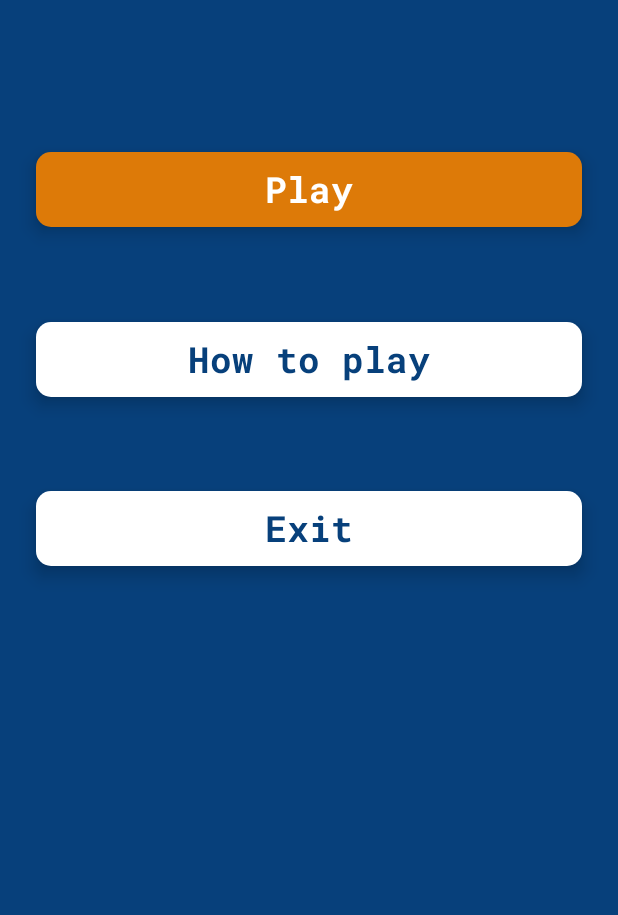
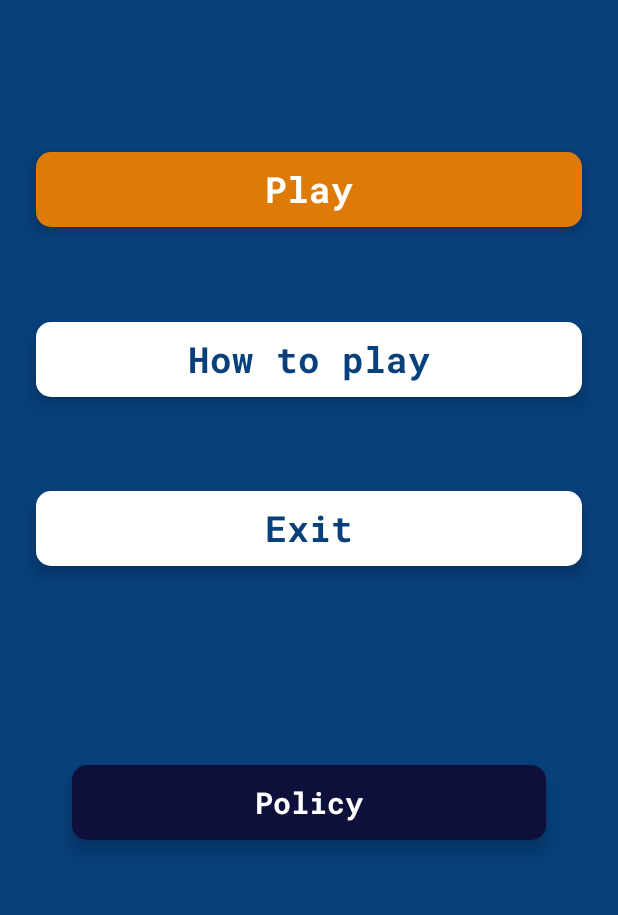
Before and after one commit to MAD-Gaming-Developement/word-wander, an Android app: the screen it shows after launch (MenuActivity), on a phone screen of 412 x 824 dp, the part 301-1216 px from its top. Run offline under Robolectric (Android 15) with nearby library versions, the phone set to English and light mode, and no system bars.

Commit message:
made a separate splash screen

```diff
--- a/app/src/main/java/dev/karl/wordwander/MenuActivity.java
+++ b/app/src/main/java/dev/karl/wordwander/MenuActivity.java
@@ -2,46 +2,21 @@ package dev.karl.wordwander;
 
 import androidx.appcompat.app.AppCompatActivity;
 import androidx.core.content.ContextCompat;
-import androidx.core.splashscreen.SplashScreen;
 
 import android.content.Intent;
 import android.os.Bundle;
-import android.os.Handler;
-import android.os.Looper;
 import android.widget.TextView;
 
-import java.util.Objects;
-
 public class MenuActivity extends AppCompatActivity {
-    SplashScreen splashScreen;
-
     TextView play, howTo, exit, policy;
     @Override
     protected void onCreate(Bundle savedInstanceState) {
-        splashScreen = SplashScreen.installSplashScreen(this);
-
         super.onCreate(savedInstanceState);
         setContentView(R.layout.activity_menu);
 
         getWindow().setStatusBarColor(ContextCompat.getColor(this, R.color.blue));
         getWindow().setNavigationBarColor(ContextCompat.getColor(this, R.color.blue));
 
-        splashScreen.setKeepOnScreenCondition(new SplashScreen.KeepOnScreenCondition() {
-            @Override
-            public boolean shouldKeepOnScreen() {
-                return true;
-            }
-        });
-
-        new Handler(Objects.requireNonNull(Looper.myLooper())).postDelayed(() -> {
-            //
-            splashScreen.setKeepOnScreenCondition(new SplashScreen.KeepOnScreenCondition() {
-                @Override
-                public boolean shouldKeepOnScreen() {
-                    return false;
-                }
-            });
-        }, 2000);
         setButtonsAndListeners();
 
     }
--- /dev/null
+++ b/app/src/main/java/dev/karl/wordwander/Splash.java
@@ -0,0 +1,47 @@
+package dev.karl.wordwander;
+
+import androidx.appcompat.app.AppCompatActivity;
+import androidx.core.content.ContextCompat;
+import androidx.core.splashscreen.SplashScreen;
+
+import android.content.Intent;
+import android.os.Bundle;
+import android.os.Handler;
+import android.os.Looper;
+
+import java.util.Objects;
+
+public class Splash extends AppCompatActivity {
+    SplashScreen splashScreen;
+    @Override
+    protected void onCreate(Bundle savedInstanceState) {
+        splashScreen = SplashScreen.installSplashScreen(this);
+
+        super.onCreate(savedInstanceState);
+        setContentView(R.layout.activity_splash);
+
+        getWindow().setStatusBarColor(ContextCompat.getColor(this, R.color.white));
+        getWindow().setNavigationBarColor(ContextCompat.getColor(this, R.color.white));
+
+        splashScreen.setKeepOnScreenCondition(new SplashScreen.KeepOnScreenCondition() {
+            @Override
+            public boolean shouldKeepOnScreen() {
+                return true;
+            }
+        });
+
+        new Handler(Objects.requireNonNull(Looper.myLooper())).postDelayed(() -> {
+            //
+            splashScreen.setKeepOnScreenCondition(new SplashScreen.KeepOnScreenCondition() {
+                @Override
+                public boolean shouldKeepOnScreen() {
+                    return false;
+                }
+            });
+            Intent i = new Intent(this, MenuActivity.class);
+            //put extra url
+            startActivity(i);
+            finish();
+        }, 2000);
+    }
+}
--- a/app/src/main/java/dev/karl/wordwander/WordsDatasetHelper.java
+++ b/app/src/main/java/dev/karl/wordwander/WordsDatasetHelper.java
@@ -1,5 +1,4 @@
 package dev.karl.wordwander;
-
 
 import android.content.Context;
 
@@ -36,5 +35,5 @@ public class WordsDatasetHelper {
     public static boolean checkIfWordExists(String word){
         return words.containsKey(word.toLowerCase());
     }
-    //AF
+    //Adjust
 }
--- a/app/src/main/res/layout/activity_menu.xml
+++ b/app/src/main/res/layout/activity_menu.xml
@@ -103,7 +103,7 @@
         android:layout_marginHorizontal="24sp"
         />
     <TextView
-        android:visibility="invisible"
+        android:visibility="visible"
         android:id="@+id/tvPolicyBtn"
         android:layout_width="match_parent"
         android:layout_height="50sp"
--- a/app/src/main/res/values/splash.xml
+++ b/app/src/main/res/values/splash.xml
@@ -2,8 +2,7 @@
 <resources xmlns:tools="http://schemas.android.com/tools">
     <style name="Theme.App.Starting" parent="Theme.SplashScreen">
         <item name="windowSplashScreenBackground" tools:targetApi="s">@color/dark_blue</item>
-        <item name="windowSplashScreenAnimatedIcon" tools:targetApi="s">@drawable/logo_app</item>
-        <item name="windowSplashScreenIconBackgroundColor" tools:targetApi="s" >@color/dark_blue</item>
+        <item name="windowSplashScreenAnimatedIcon" tools:targetApi="s">@drawable/logo_app_transparent</item>
         <item name="postSplashScreenTheme">@style/Theme.Wordwander</item>
         <item name="android:windowSplashScreenBehavior" tools:targetApi="tiramisu">icon_preferred</item>
     </style>
```
Also changed, not shown: app/src/main/AndroidManifest.xml (+15 -8 lines), app/src/main/res/layout/activity_splash.xml (added, +9 -0 lines), app/src/main/res/drawable/logo_app_transparent.png (added), 1 other file.
